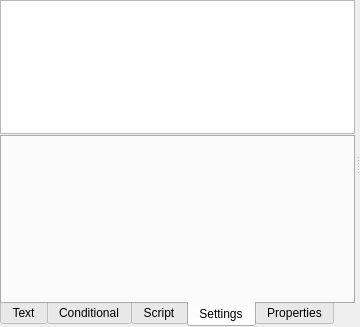
Before: the Qt Designer form res/forms/DialogueWidget.ui in tedvalson/NovelTea, drawn with Qt 5.
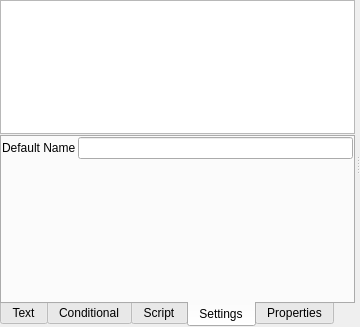
After: the same form once the commit is applied. The open tabs and pages were chosen to show the change. Icons and pictures are not drawn. Custom widgets are drawn as their Qt base class.

Commit message: Dialogue: Add multi-line and naming, along with a default name

The edit to the form file:
```diff
--- a/res/forms/DialogueWidget.ui
+++ b/res/forms/DialogueWidget.ui
@@ -285,6 +285,30 @@
            <property name="bottomMargin">
             <number>0</number>
            </property>
+           <item>
+            <layout class="QFormLayout" name="formLayout">
+             <item row="1" column="1">
+              <widget class="QLineEdit" name="lineEditDefaultName"/>
+             </item>
+             <item row="1" column="0">
+              <widget class="QLabel" name="label">
+               <property name="text">
+                <string>Default Name</string>
+               </property>
+              </widget>
+             </item>
+             <item row="2" column="1">
+              <widget class="ActionSelectWidget" name="actionSelectWidget" native="true">
+               <property name="minimumSize">
+                <size>
+                 <width>100</width>
+                 <height>15</height>
+                </size>
+               </property>
+              </widget>
+             </item>
+            </layout>
+           </item>
           </layout>
          </widget>
          <widget class="QWidget" name="tabProperties">
@@ -391,6 +415,12 @@
    <header>Widgets/PropertyEditor.hpp</header>
    <container>1</container>
   </customwidget>
+  <customwidget>
+   <class>ActionSelectWidget</class>
+   <extends>QWidget</extends>
+   <header>Widgets/ActionSelectWidget.hpp</header>
+   <container>1</container>
+  </customwidget>
  </customwidgets>
  <resources/>
  <connections/>
```
The commit also changes 12 other files.
